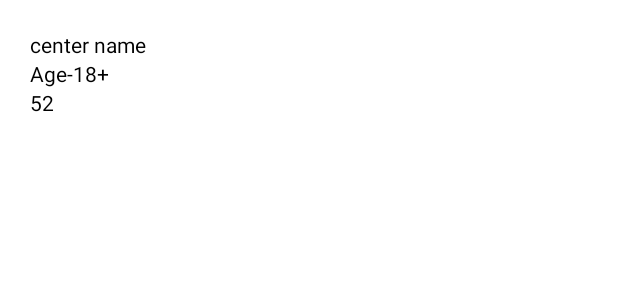
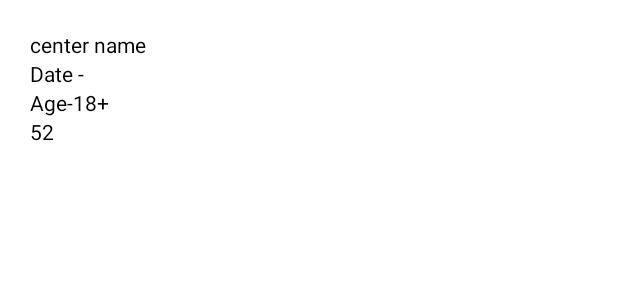
Before and after one commit to arorakaran869/Covin-Capacity, an Android app: the layout center_row.xml on its own in the app's theme, with its tools: preview values and no code run, on a phone screen of 412 x 824 dp. Shown: the top 300 px of the screen. Run offline under Robolectric (Android 15) with nearby library versions, the phone set to English and light mode, and no system bars.

Commit message:
center list added

```diff
--- a/app/src/main/java/com/dwitsolutions/cowincaptest/CenterList.java
+++ b/app/src/main/java/com/dwitsolutions/cowincaptest/CenterList.java
@@ -22,6 +22,7 @@ public class CenterList extends AppCompatActivity {
     listAdapter listAdapter;
     Intent intent;
     String finalList;
+    Bundle bundle;
 
 
     @Override
@@ -32,9 +33,10 @@ public class CenterList extends AppCompatActivity {
         listView = findViewById(R.id.listview);
 
         intent = getIntent();
-        finalList = intent.getStringExtra("data");
+        bundle = intent.getExtras();
+        finalList = bundle.getString("data");
 
-        Log.d("TAG 37",finalList);
+//        Log.d("TAG 37",finalList);
 
 
 
--- a/app/src/main/java/com/dwitsolutions/cowincaptest/listAdapter.java
+++ b/app/src/main/java/com/dwitsolutions/cowincaptest/listAdapter.java
@@ -12,6 +12,7 @@ import androidx.annotation.NonNull;
 
 import com.dwitsolutions.cowincaptest.model.Center;
 
+import java.text.SimpleDateFormat;
 import java.util.ArrayList;
 import java.util.List;
 
@@ -51,11 +52,14 @@ public class listAdapter extends BaseAdapter {
         TextView centerName = (TextView) convertView.findViewById(R.id.center_name);
         TextView centerAge = (TextView) convertView.findViewById(R.id.age_TV);
         TextView centerAvl = (TextView) convertView.findViewById(R.id.cap_TV);
+        TextView date = (TextView) convertView.findViewById(R.id.date);
         // Populate the data into the template view using the data object
 
         centerName.setText(centerList.get(position).getName());
         centerAge.setText("Age"+centerList.get(position).getMinAge());
         centerAvl.setText("AVL"+centerList.get(position).getAvailableCapacity());
+        SimpleDateFormat simpleDateFormat = new SimpleDateFormat("dd/MM/yyyy");
+        date.setText("Date - "+ simpleDateFormat.format(centerList.get(position).getDate()));
 
         // Return the completed view to render on screen
         return convertView;
--- a/app/src/main/res/layout/center_row.xml
+++ b/app/src/main/res/layout/center_row.xml
@@ -15,6 +15,13 @@
     <TextView
         android:layout_width="wrap_content"
         android:layout_height="wrap_content"
+        android:text="Date - "
+        android:textColor="@color/black"
+        android:id="@+id/date"></TextView>
+
+    <TextView
+        android:layout_width="wrap_content"
+        android:layout_height="wrap_content"
         android:id="@+id/age_TV"
         android:textColor="@color/black"
         android:text="Age-18+"></TextView>
```
Also changed, not shown: app/src/main/java/com/dwitsolutions/cowincaptest/MainActivity.java (+5 -2 lines), app/src/main/java/com/dwitsolutions/cowincaptest/backService.java (+8 -5 lines), app/src/main/java/com/dwitsolutions/cowincaptest/dao/CoWinDaoRestImpl.java (+34 -29 lines), app/src/main/java/com/dwitsolutions/cowincaptest/model/Center.java (+12 -3 lines).
